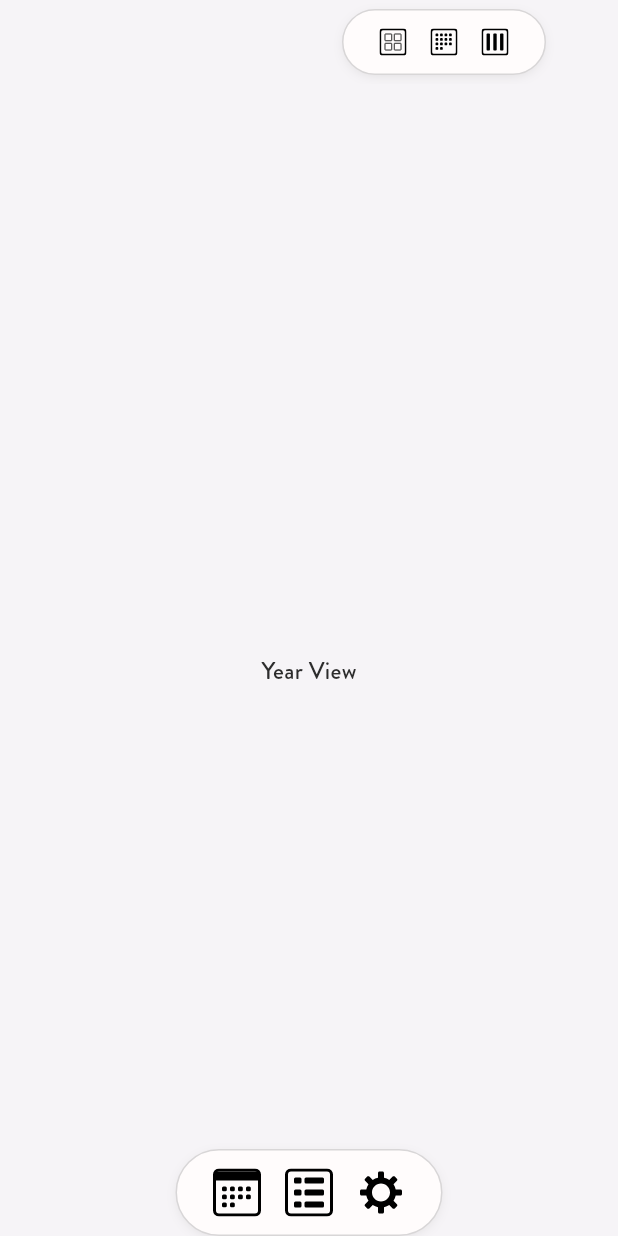
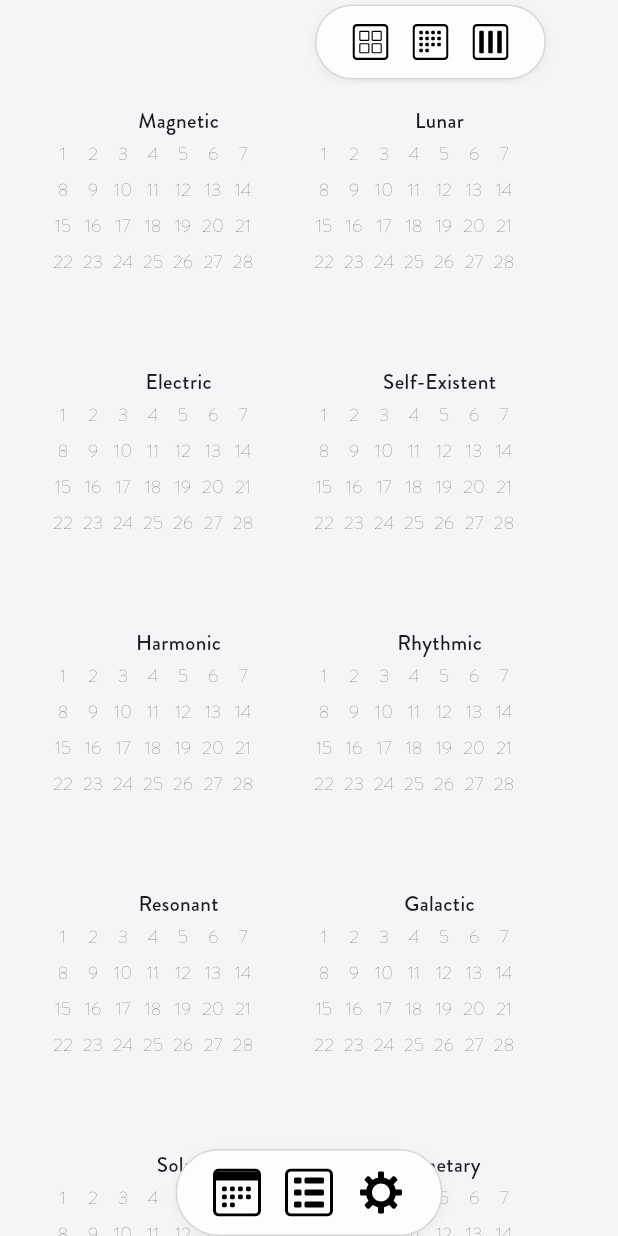
Before and after one commit to halbehers/hamewari_lunar_calendar, a Flutter app: the screen it shows after launch, on a phone screen of 412 x 824 dp. Run offline on Flutter 3.47's test engine with Material 3 defaults, Android fonts, the phone set to English and light mode, and no system bars; our stand-ins replace flutter_svg, go_router, sqflite, vibration; accounts and stored records are empty.

Commit message:
Chore: year view UI

```diff
--- /dev/null
+++ b/lib/calendar/month_manager.dart
@@ -0,0 +1,34 @@
+enum Month {
+  magnetic(1, "Magnetic"),
+  lunar(2, "Lunar"),
+  electric(3, "Electric"),
+  selfExistent(4, "Self-Existent"),
+  harmonic(5, "Harmonic"),
+  rhythmic(6, "Rhythmic"),
+  resonant(7, "Resonant"),
+  galactic(8, "Galactic"),
+  solar(9, "Solar"),
+  planetary(10, "Planetary"),
+  spectral(11, "Spectral"),
+  crystal(12, "Crystal"),
+  cosmic(13, "Cosmic");
+
+  const Month(this.monthNumber, this.name);
+
+  final int monthNumber;
+  final String name;
+}
+
+class MonthManager {
+
+  MonthManager._privateConstructor();
+  static final MonthManager instance = MonthManager._privateConstructor();
+
+  List<Month> get months {
+    return Month.values;
+  }
+
+  Month getMonthByNumber(int monthNumber) {
+    return Month.values[monthNumber - 1];
+  }
+}
--- a/lib/main.dart
+++ b/lib/main.dart
@@ -107,34 +107,10 @@ class MyApp extends StatelessWidget {
       themeMode: ThemeMode.system,
       theme: ThemeData(
         fontFamily: "Brandon",
-        primaryColor: ThemeColors.blue,
-        textTheme: TextTheme(
-          headlineLarge: TextStyle(color: ThemeColors.grey[600], fontSize: 28),
-          headlineMedium: TextStyle(color: ThemeColors.grey[600], fontSize: 24),
-          headlineSmall: TextStyle(color: ThemeColors.grey[600], fontSize: 20),
-          bodyLarge: TextStyle(color: ThemeColors.grey[600], fontSize: 18),
-          bodyMedium: TextStyle(color: ThemeColors.grey[600], fontSize: 16),
-          bodySmall: TextStyle(color: ThemeColors.grey[600], fontSize: 12),
-          labelLarge: TextStyle(color: ThemeColors.grey[600], fontSize: 12),
-          labelMedium: TextStyle(color: ThemeColors.grey[600], fontSize: 11),
-          labelSmall: TextStyle(color: ThemeColors.grey[600], fontSize: 10),
-        ),
         extensions: <ThemeExtension<dynamic>>[lightAppTheme],
       ),
       darkTheme: ThemeData(
         fontFamily: "Brandon",
-        primaryColor: ThemeColors.blue,
-        textTheme: TextTheme(
-          headlineLarge: TextStyle(color: ThemeColors.white, fontSize: 28),
-          headlineMedium: TextStyle(color: ThemeColors.white, fontSize: 24),
-          headlineSmall: TextStyle(color: ThemeColors.white, fontSize: 20),
-          bodyLarge: TextStyle(color: ThemeColors.white, fontSize: 18),
-          bodyMedium: TextStyle(color: ThemeColors.white, fontSize: 16),
-          bodySmall: TextStyle(color: ThemeColors.white, fontSize: 12),
-          labelLarge: TextStyle(color: ThemeColors.white, fontSize: 12),
-          labelMedium: TextStyle(color: ThemeColors.white, fontSize: 11),
-          labelSmall: TextStyle(color: ThemeColors.white, fontSize: 10),
-        ),
         extensions: <ThemeExtension<dynamic>>[darkAppTheme],
       ),
       routerConfig: _router,
--- a/lib/pages/calendar.dart
+++ b/lib/pages/calendar.dart
@@ -1,6 +1,6 @@
 import 'package:flutter/material.dart';
-import 'package:hamewari/components/buttons/main_page_selector.dart';
-import 'package:hamewari/components/headers/calendar_header.dart';
+import 'package:hamewari/ui/buttons/main_page_selector.dart';
+import 'package:hamewari/ui/headers/calendar_header.dart';
 import 'package:hamewari/db/services/settings_service.dart';
 import 'package:hamewari/main.dart';
 import 'package:hamewari/pages/views/month.dart';
@@ -69,7 +69,7 @@ class _CalendarPageState extends State<CalendarPage> {
     super.dispose();
   }
 
-  void onViewChanged(CalendarView newSelectedView) {
+  void onViewChanged(CalendarView newSelectedView) async {
     setState(() {
       selectedView = newSelectedView;
     });
@@ -80,7 +80,9 @@ class _CalendarPageState extends State<CalendarPage> {
       curve: Curves.easeOutCubic,
     );
 
-    // Vibration.vibrate(preset: VibrationPreset.softPulse);
+    if (await Vibration.hasVibrator()) {
+      await Vibration.vibrate(preset: VibrationPreset.softPulse);
+    }
 
     persistViewChanged(newSelectedView);
   }
--- a/lib/pages/settings.dart
+++ b/lib/pages/settings.dart
@@ -1,5 +1,5 @@
 import 'package:flutter/material.dart';
-import 'package:hamewari/components/buttons/main_page_selector.dart';
+import 'package:hamewari/ui/buttons/main_page_selector.dart';
 import 'package:hamewari/main.dart';
 import 'package:hamewari/theme/app_theme.dart';
 
--- a/lib/pages/tasks.dart
+++ b/lib/pages/tasks.dart
@@ -1,5 +1,5 @@
 import 'package:flutter/material.dart';
-import 'package:hamewari/components/buttons/main_page_selector.dart';
+import 'package:hamewari/ui/buttons/main_page_selector.dart';
 import 'package:hamewari/main.dart';
 import 'package:hamewari/theme/app_theme.dart';
 
--- a/lib/pages/views/year.dart
+++ b/lib/pages/views/year.dart
@@ -1,10 +1,22 @@
 import 'package:flutter/material.dart';
+import 'package:hamewari/calendar/month_manager.dart';
+import 'package:hamewari/ui/calendar/month_calendar.dart';
 
 class YearView extends StatelessWidget {
   const YearView({super.key});
 
   @override
   Widget build(BuildContext context) {
-    return Center(child: Text("Year View"));
+    return Padding(
+      padding: EdgeInsetsGeometry.symmetric(horizontal: 32),
+      child: GridView(
+        gridDelegate: SliverGridDelegateWithFixedCrossAxisCount(
+          crossAxisCount: 2,
+        ),
+        children: MonthManager.instance.months
+            .map((month) => MonthCalendar(month: month))
+            .toList(),
+      ),
+    );
   }
 }
--- a/lib/theme/app_theme.dart
+++ b/lib/theme/app_theme.dart
@@ -23,6 +23,14 @@ class AppTheme extends ThemeExtension<AppTheme> {
   final Color accentBackgroundColor;
   final Color shadowColor;
   final Color borderColor;
+
+  TextStyle get h1 => TextStyle(color: textColor, fontSize: 28, fontWeight: FontWeight.w700);
+  TextStyle get h2 => TextStyle(color: textColor, fontSize: 24, fontWeight: FontWeight.w700);
+  TextStyle get h3 => TextStyle(color: textColor, fontSize: 20, fontWeight: FontWeight.w700);
+  TextStyle get h4 => TextStyle(color: textColor, fontSize: 18, fontWeight: FontWeight.w500);
+  TextStyle get body => TextStyle(color: textColor, fontSize: 16, fontWeight: FontWeight.w300);
+  TextStyle get smallText => TextStyle(color: textColor, fontSize: 12, fontWeight: FontWeight.w300);
+  TextStyle get extraSmallText => TextStyle(color: textColor, fontSize: 10, fontWeight: FontWeight.w300);
 
   @override
   AppTheme copyWith({
--- a/lib/components/buttons/calendar_view_selector.dart
+++ b/lib/ui/buttons/calendar_view_selector.dart
@@ -1,5 +1,5 @@
 import 'package:flutter/material.dart';
-import 'package:hamewari/components/buttons/button_stack.dart';
+import 'package:hamewari/ui/buttons/button_stack.dart';
 import 'package:hamewari/pages/calendar.dart';
 import 'package:hamewari/theme/icon_path.dart';
 
@@ -24,7 +24,7 @@ class CalendarViewSelector extends StatelessWidget {
   Widget build(BuildContext context) {
     return ButtonStack(
       onSelectionChanged: onSelectionChanged,
-      size: ButtonStackSize.small,
+      size: ButtonStackSize.medium,
       selection: selectedView?.name,
       items: [
         ButtonStackItem(id: "year", iconPath: IconPath.largeGrid),
--- a/lib/components/buttons/main_page_selector.dart
+++ b/lib/ui/buttons/main_page_selector.dart
@@ -1,6 +1,6 @@
 import 'package:flutter/material.dart';
 import 'package:go_router/go_router.dart';
-import 'package:hamewari/components/buttons/button_stack.dart';
+import 'package:hamewari/ui/buttons/button_stack.dart';
 import 'package:hamewari/pages/calendar.dart';
 import 'package:hamewari/theme/icon_path.dart';
 
--- /dev/null
+++ b/lib/ui/calendar/day_as_number.dart
@@ -0,0 +1,23 @@
+import 'package:flutter/material.dart';
+import 'package:hamewari/main.dart';
+import 'package:hamewari/theme/app_theme.dart';
+
+class DayAsNumber extends StatelessWidget {
+  const DayAsNumber({super.key, required this.day, this.isActive = false});
+
+  final int day;
+  final bool isActive;
+
+  @override
+  Widget build(BuildContext context) {
+    AppTheme appTheme = context.appTheme;
+
+    return SizedBox(
+      width: 20,
+      height: 24,
+      child: Center(
+        child: Text(day.toString(), style: appTheme.smallText,),
+      ),
+    );
+  }
+}
--- /dev/null
+++ b/lib/ui/calendar/month_calendar.dart
@@ -0,0 +1,24 @@
+import 'package:flutter/material.dart';
+import 'package:hamewari/calendar/month_manager.dart';
+import 'package:hamewari/ui/calendar/month_calendar_row.dart';
+
+class MonthCalendar extends StatelessWidget {
+  const MonthCalendar({super.key, required this.month});
+
+  final Month month;
+
+  @override
+  Widget build(BuildContext context) {
+    return Center(
+      child: Column(
+        children: [
+          Text(month.name),
+          MonthCalendarRow(rowPosition: 0),
+          MonthCalendarRow(rowPosition: 1),
+          MonthCalendarRow(rowPosition: 2),
+          MonthCalendarRow(rowPosition: 3),
+        ],
+      ),
+    );
+  }
+}
--- /dev/null
+++ b/lib/ui/calendar/month_calendar_row.dart
@@ -0,0 +1,18 @@
+import 'package:flutter/material.dart';
+import 'package:hamewari/ui/calendar/day_as_number.dart';
+
+class MonthCalendarRow extends StatelessWidget {
+  const MonthCalendarRow({super.key, required this.rowPosition});
+
+  final int rowPosition;
+
+  @override
+  Widget build(BuildContext context) {
+    return Row(
+      children: List.generate(
+        7,
+        (int index) => index + (rowPosition * 7) + 1,
+      ).map((dayNumber) => DayAsNumber(day: dayNumber)).toList(),
+    );
+  }
+}
--- a/lib/components/headers/calendar_header.dart
+++ b/lib/ui/headers/calendar_header.dart
@@ -1,5 +1,5 @@
 import 'package:flutter/material.dart';
-import 'package:hamewari/components/buttons/calendar_view_selector.dart';
+import 'package:hamewari/ui/buttons/calendar_view_selector.dart';
 import 'package:hamewari/pages/calendar.dart';
 import 'package:hamewari/theme/app_theme.dart';
 
```
Also changed, not shown: lib/ui/buttons/button_stack.dart (renamed from lib/components/buttons/button_stack.dart), 1 other file.
